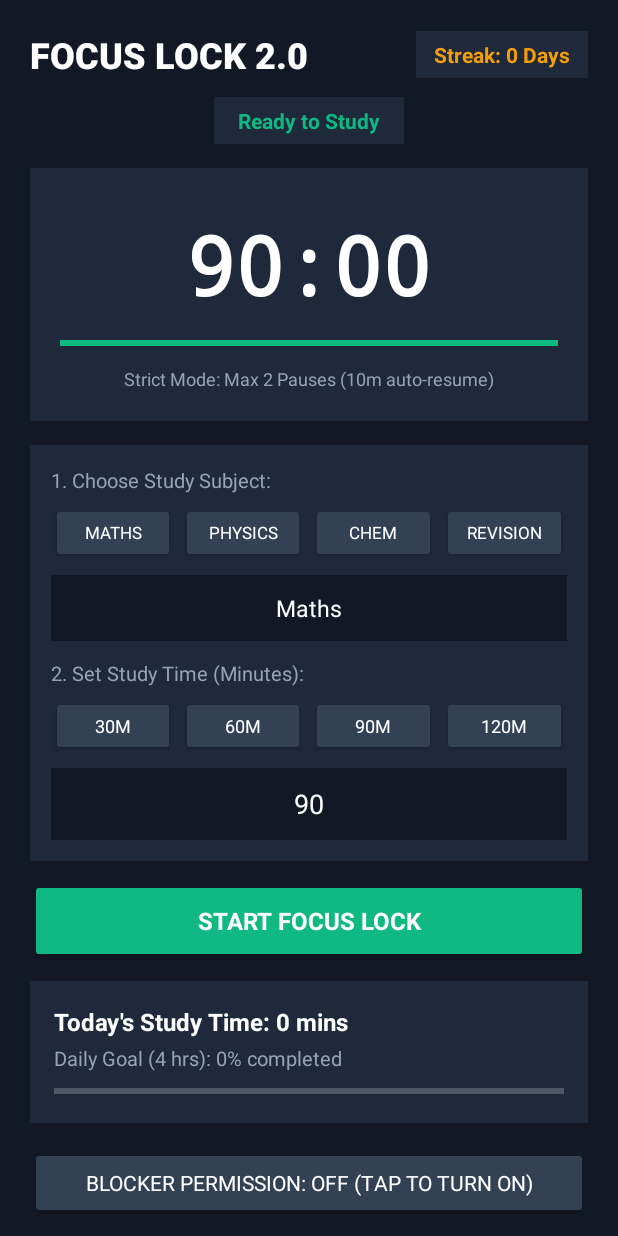
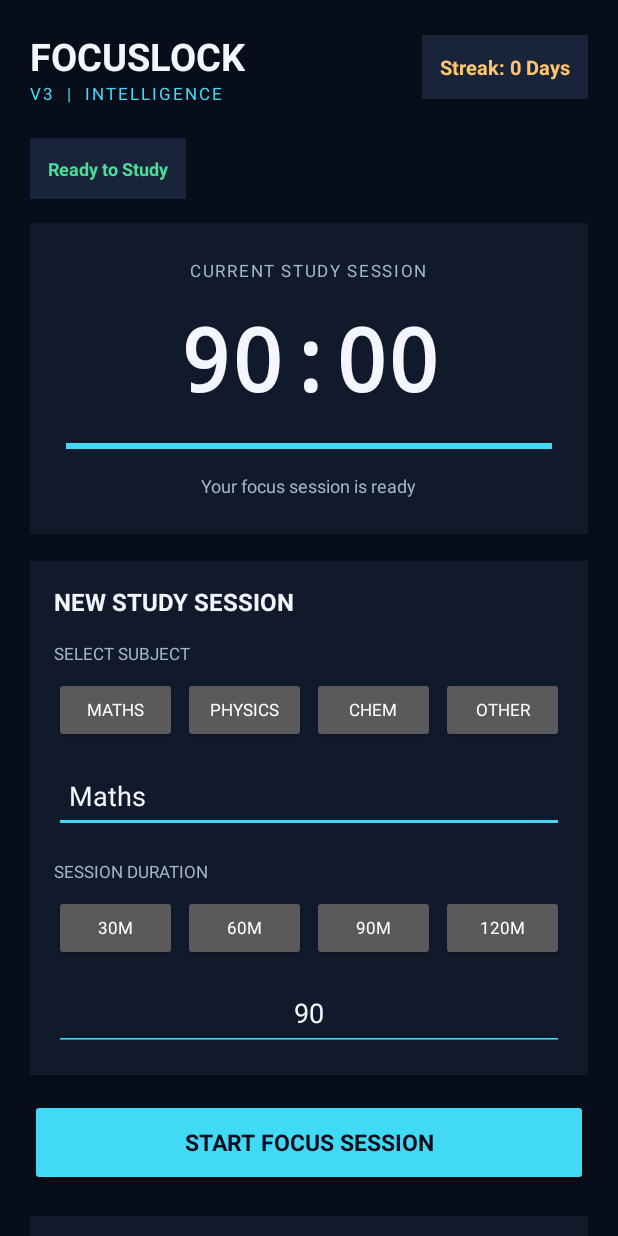
Before and after one commit to santraarya80-max/FocusLock, an Android app: the screen it shows after launch (MainActivity), on a phone screen of 412 x 824 dp. Run offline under Robolectric (Android 15) with nearby library versions, the phone set to English and light mode, and no system bars.

Commit message:
Update activity_main.xml

```diff
--- a/app/src/main/res/layout/activity_main.xml
+++ b/app/src/main/res/layout/activity_main.xml
@@ -1,82 +1,100 @@
+
 <?xml version="1.0" encoding="utf-8"?>
 <ScrollView xmlns:android="http://schemas.android.com/apk/res/android"
     android:layout_width="match_parent"
     android:layout_height="match_parent"
-    android:background="#121826"
+    android:background="@color/fl_background"
     android:fillViewport="true">
 
     <LinearLayout
         android:layout_width="match_parent"
         android:layout_height="wrap_content"
-        android:gravity="center_horizontal"
         android:orientation="vertical"
         android:padding="20dp">
 
-        <!-- Top Header Row: Title and Streak Badge -->
+        <!-- HEADER -->
+
         <LinearLayout
             android:layout_width="match_parent"
             android:layout_height="wrap_content"
             android:gravity="center_vertical"
             android:orientation="horizontal">
 
-            <TextView
+            <LinearLayout
                 android:layout_width="0dp"
                 android:layout_height="wrap_content"
                 android:layout_weight="1"
-                android:fontFamily="sans-serif-medium"
-                android:text="FOCUS LOCK 2.0"
-                android:textColor="#FFFFFF"
-                android:textSize="24sp"
-                android:textStyle="bold" />
+                android:orientation="vertical">
+
+                <TextView
+                    android:layout_width="wrap_content"
+                    android:layout_height="wrap_content"
+                    android:text="FOCUSLOCK"
+                    android:textColor="@color/fl_text_primary"
+                    android:textSize="25sp"
+                    android:textStyle="bold" />
+
+                <TextView
+                    android:layout_width="wrap_content"
+                    android:layout_height="wrap_content"
+                    android:text="V3  |  INTELLIGENCE"
+                    android:textColor="@color/fl_cyan"
+                    android:textSize="11sp"
+                    android:letterSpacing="0.12" />
+            </LinearLayout>
 
             <TextView
                 android:id="@+id/tvStreakBadge"
                 android:layout_width="wrap_content"
                 android:layout_height="wrap_content"
-                android:background="#1E293B"
-                android:paddingLeft="12dp"
-                android:paddingTop="6dp"
-                android:paddingRight="12dp"
-                android:paddingBottom="6dp"
+                android:background="@color/fl_surface_alt"
+                android:padding="12dp"
                 android:text="Streak: 0 Days"
-                android:textColor="#F59E0B"
-                android:textSize="14sp"
+                android:textColor="@color/fl_warning"
+                android:textSize="13sp"
                 android:textStyle="bold" />
         </LinearLayout>
 
-        <!-- Status Badge -->
+        <!-- STATUS -->
+
         <TextView
             android:id="@+id/tvStatusBadge"
             android:layout_width="wrap_content"
             android:layout_height="wrap_content"
-            android:layout_marginTop="12dp"
-            android:background="#1E293B"
-            android:paddingLeft="16dp"
-            android:paddingTop="6dp"
-            android:paddingRight="16dp"
-            android:paddingBottom="6dp"
-            android:text="Ready to Study"
-            android:textColor="#10B981"
-            android:textSize="14sp"
+            android:layout_marginTop="22dp"
+            android:background="@color/fl_surface_alt"
+            android:padding="12dp"
+            android:text="READY TO STUDY"
+            android:textColor="@color/fl_success"
+            android:textSize="12sp"
             android:textStyle="bold" />
 
-        <!-- Timer Card with Progress Bar -->
+        <!-- TIMER CARD -->
+
         <LinearLayout
             android:layout_width="match_parent"
             android:layout_height="wrap_content"
             android:layout_marginTop="16dp"
-            android:layout_marginBottom="16dp"
-            android:background="#1E293B"
+            android:background="@color/fl_surface"
             android:gravity="center"
             android:orientation="vertical"
-            android:padding="20dp">
+            android:padding="24dp">
+
+            <TextView
+                android:layout_width="wrap_content"
+                android:layout_height="wrap_content"
+                android:text="CURRENT STUDY SESSION"
+                android:textColor="@color/fl_text_secondary"
+                android:textSize="11sp"
+                android:letterSpacing="0.1" />
 
             <TextView
                 android:id="@+id/tvCurrentSubjectLabel"
                 android:layout_width="wrap_content"
                 android:layout_height="wrap_content"
+                android:layout_marginTop="12dp"
                 android:text="Subject: Maths"
-                android:textColor="#94A3B8"
+                android:textColor="@color/fl_cyan"
                 android:textSize="15sp"
                 android:textStyle="bold" />
 
@@ -84,281 +102,309 @@
                 android:id="@+id/tvTimerDisplay"
                 android:layout_width="wrap_content"
                 android:layout_height="wrap_content"
-                android:layout_marginTop="8dp"
-                android:layout_marginBottom="12dp"
+                android:layout_marginTop="12dp"
                 android:fontFamily="monospace"
                 android:text="90:00"
-                android:textColor="#FFFFFF"
-                android:textSize="54sp"
+                android:textColor="@color/fl_text_primary"
+                android:textSize="58sp"
                 android:textStyle="bold" />
 
             <ProgressBar
                 android:id="@+id/progressBarTimerRing"
                 style="?android:attr/progressBarStyleHorizontal"
                 android:layout_width="match_parent"
-                android:layout_height="10dp"
+                android:layout_height="8dp"
+                android:layout_marginTop="16dp"
                 android:max="100"
                 android:progress="100"
-                android:progressTint="#10B981" />
+                android:progressTint="@color/fl_cyan" />
 
             <TextView
                 android:id="@+id/tvPauseInfo"
                 android:layout_width="wrap_content"
                 android:layout_height="wrap_content"
-                android:layout_marginTop="10dp"
-                android:text="Strict Mode: Max 2 Pauses (10m auto-resume)"
-                android:textColor="#94A3B8"
+                android:layout_marginTop="14dp"
+                android:text="Your focus session is ready"
+                android:textColor="@color/fl_text_secondary"
                 android:textSize="12sp" />
         </LinearLayout>
 
-        <!-- Setup Controls (Hidden while study timer is active) -->
+        <!-- STUDY SETUP -->
+
         <LinearLayout
             android:id="@+id/layoutSetupControls"
             android:layout_width="match_parent"
             android:layout_height="wrap_content"
-            android:layout_marginBottom="12dp"
-            android:background="#1E293B"
+            android:layout_marginTop="18dp"
+            android:background="@color/fl_surface"
             android:orientation="vertical"
-            android:padding="14dp">
+            android:padding="16dp">
 
             <TextView
                 android:layout_width="wrap_content"
                 android:layout_height="wrap_content"
-                android:layout_marginBottom="6dp"
-                android:text="1. Choose Study Subject:"
-                android:textColor="#94A3B8"
-                android:textSize="13sp" />
+                android:text="NEW STUDY SESSION"
+                android:textColor="@color/fl_text_primary"
+                android:textSize="16sp"
+                android:textStyle="bold" />
 
-            <!-- Quick Subject Buttons -->
+            <TextView
+                android:layout_width="wrap_content"
+                android:layout_height="wrap_content"
+                android:layout_marginTop="16dp"
+                android:text="SELECT SUBJECT"
+                android:textColor="@color/fl_text_secondary"
+                android:textSize="11sp" />
+
             <LinearLayout
                 android:layout_width="match_parent"
                 android:layout_height="wrap_content"
-                android:layout_marginBottom="8dp"
+                android:layout_marginTop="8dp"
                 android:orientation="horizontal">
 
                 <Button
                     android:id="@+id/btnSubjMaths"
                     android:layout_width="0dp"
-                    android:layout_height="40dp"
+                    android:layout_height="44dp"
                     android:layout_marginEnd="4dp"
                     android:layout_weight="1"
-                    android:backgroundTint="#334155"
                     android:text="Maths"
-                    android:textColor="#FFFFFF"
                     android:textSize="11sp" />
 
                 <Button
                     android:id="@+id/btnSubjPhysics"
                     android:layout_width="0dp"
-                    android:layout_height="40dp"
+                    android:layout_height="44dp"
                     android:layout_marginEnd="4dp"
                     android:layout_weight="1"
-                    android:backgroundTint="#334155"
                     android:text="Physics"
-                    android:textColor="#FFFFFF"
                     android:textSize="11sp" />
 
                 <Button
                     android:id="@+id/btnSubjChem"
                     android:layout_width="0dp"
-                    android:layout_height="40dp"
+                    android:layout_height="44dp"
                     android:layout_marginEnd="4dp"
                     android:layout_weight="1"
-                    android:backgroundTint="#334155"
                     android:text="Chem"
-                    android:textColor="#FFFFFF"
                     android:textSize="11sp" />
 
                 <Button
                     android:id="@+id/btnSubjOther"
                     android:layout_width="0dp"
-                    android:layout_height="40dp"
+                    android:layout_height="44dp"
                     android:layout_weight="1"
-                    android:backgroundTint="#334155"
-                    android:text="Revision"
-                    android:textColor="#FFFFFF"
+                    android:text="Other"
                     android:textSize="11sp" />
             </LinearLayout>
 
             <EditText
                 android:id="@+id/etSubjectInput"
                 android:layout_width="match_parent"
-                android:layout_height="44dp"
-                android:layout_marginBottom="12dp"
-                android:background="#121826"
-                android:gravity="center"
-                android:hint="Or type custom subject"
+                android:layout_height="50dp"
+                android:layout_marginTop="10dp"
+                android:backgroundTint="@color/fl_cyan"
+                android:hint="Enter subject name"
                 android:inputType="textCapWords"
+                android:padding="10dp"
                 android:text="Maths"
-                android:textColor="#FFFFFF"
-                android:textColorHint="#94A3B8"
-                android:textSize="15sp" />
+                android:textColor="@color/fl_text_primary"
+                android:textColorHint="@color/fl_text_secondary" />
 
             <TextView
                 android:layout_width="wrap_content"
                 android:layout_height="wrap_content"
-                android:layout_marginBottom="6dp"
-                android:text="2. Set Study Time (Minutes):"
-                android:textColor="#94A3B8"
-                android:textSize="13sp" />
+                android:layout_marginTop="18dp"
+                android:text="SESSION DURATION"
+                android:textColor="@color/fl_text_secondary"
+                android:textSize="11sp" />
 
-            <!-- Quick Timer Preset Buttons -->
             <LinearLayout
                 android:layout_width="match_parent"
                 android:layout_height="wrap_content"
-                android:layout_marginBottom="8dp"
+                android:layout_marginTop="8dp"
                 android:orientation="horizontal">
 
                 <Button
                     android:id="@+id/btnPreset30"
                     android:layout_width="0dp"
-                    android:layout_height="40dp"
+                    android:layout_height="44dp"
                     android:layout_marginEnd="4dp"
                     android:layout_weight="1"
-                    android:backgroundTint="#334155"
                     android:text="30m"
-                    android:textColor="#FFFFFF"
-                    android:textSize="12sp" />
+                    android:textSize="11sp" />
 
                 <Button
                     android:id="@+id/btnPreset60"
                     android:layout_width="0dp"
-                    android:layout_height="40dp"
+                    android:layout_height="44dp"
                     android:layout_marginEnd="4dp"
                     android:layout_weight="1"
-                    android:backgroundTint="#334155"
                     android:text="60m"
-                    android:textColor="#FFFFFF"
-                    android:textSize="12sp" />
+                    android:textSize="11sp" />
 
                 <Button
                     android:id="@+id/btnPreset90"
                     android:layout_width="0dp"
-                    android:layout_height="40dp"
+                    android:layout_height="44dp"
                     android:layout_marginEnd="4dp"
                     android:layout_weight="1"
-                    android:backgroundTint="#334155"
                     android:text="90m"
-                    android:textColor="#FFFFFF"
-                    android:textSize="12sp" />
+                    android:textSize="11sp" />
 
                 <Button
                     android:id="@+id/btnPreset120"
                     android:layout_width="0dp"
-                    android:layout_height="40dp"
+                    android:layout_height="44dp"
                     android:layout_weight="1"
-                    android:backgroundTint="#334155"
                     android:text="120m"
-                    android:textColor="#FFFFFF"
-                    android:textSize="12sp" />
+                    android:textSize="11sp" />
             </LinearLayout>
 
             <EditText
                 android:id="@+id/etMinutesInput"
                 android:layout_width="match_parent"
-                android:layout_height="48dp"
-                android:background="#121826"
+                android:layout_height="50dp"
+                android:layout_marginTop="10dp"
+                android:backgroundTint="@color/fl_cyan"
                 android:gravity="center"
-                android:hint="Enter minutes (e.g. 90)"
+                android:hint="Enter minutes"
                 android:inputType="number"
                 android:text="90"
-                android:textColor="#FFFFFF"
-                android:textColorHint="#94A3B8"
+                android:textColor="@color/fl_text_primary"
+                android:textColorHint="@color/fl_text_secondary"
                 android:textSize="18sp" />
+
         </LinearLayout>
 
-        <!-- Start Focus Button -->
+        <!-- START BUTTON -->
+
         <Button
             android:id="@+id/btnStartFocus"
             android:layout_width="match_parent"
-            android:layout_height="56dp"
-            android:layout_marginBottom="12dp"
-            android:backgroundTint="#10B981"
-            android:text="START FOCUS LOCK"
-            android:textColor="#FFFFFF"
-            android:textSize="16sp"
+            android:layout_height="58dp"
+            android:layout_marginTop="16dp"
+            android:backgroundTint="@color/fl_cyan"
+            android:text="START FOCUS SESSION"
+            android:textColor="#080D1A"
+            android:textSize="15sp"
             android:textStyle="bold" />
 
-        <!-- Strict Pause / Resume Button -->
         <Button
             android:id="@+id/btnPauseResume"
             android:layout_width="match_parent"
             android:layout_height="56dp"
-            android:layout_marginBottom="12dp"
-            android:backgroundTint="#F59E0B"
-            android:text="PAUSE TIMER (APPS STAY LOCKED)"
+            android:layout_marginTop="10dp"
+            android:backgroundTint="@color/fl_violet"
+            android:text="PAUSE SESSION"
             android:textColor="#FFFFFF"
-            android:textSize="15sp"
+            android:textSize="14sp"
             android:textStyle="bold"
             android:visibility="gone" />
 
-        <!-- Daily Goal Progress & Today's Study Time Card -->
+        <!-- DAILY PERFORMANCE -->
+
         <LinearLayout
             android:layout_width="match_parent"
             android:layout_height="wrap_content"
-            android:layout_marginBottom="16dp"
-            android:background="#1E293B"
+            android:layout_marginTop="20dp"
+            android:background="@color/fl_surface"
             android:orientation="vertical"
-            android:padding="16dp">
+            android:padding="18dp">
+
+            <TextView
+                android:layout_width="wrap_content"
+                android:layout_height="wrap_content"
+                android:text="DAILY PERFORMANCE"
+                android:textColor="@color/fl_text_primary"
+                android:textSize="15sp"
+                android:textStyle="bold" />
 
             <TextView
                 android:id="@+id/tvTodayStudyTime"
                 android:layout_width="wrap_content"
                 android:layout_height="wrap_content"
+                android:layout_marginTop="16dp"
                 android:text="Today's Study Time: 0 mins"
-                android:textColor="#FFFFFF"
-                android:textSize="16sp"
+                android:textColor="@color/fl_cyan"
+                android:textSize="20sp"
                 android:textStyle="bold" />
 
             <TextView
                 android:id="@+id/tvGoalProgressText"
                 android:layout_width="wrap_content"
                 android:layout_height="wrap_content"
-                android:layout_marginTop="4dp"
-                android:layout_marginBottom="8dp"
-                android:text="Daily Goal (4 hrs): 0%"
-                android:textColor="#94A3B8"
-                android:textSize="13sp" />
+                android:layout_marginTop="8dp"
+                android:text="Daily Goal (4 hrs): 0% completed"
+                android:textColor="@color/fl_text_secondary"
+                android:textSize="12sp" />
 
             <ProgressBar
                 android:id="@+id/progressBarDailyGoal"
                 style="?android:attr/progressBarStyleHorizontal"
                 android:layout_width="match_parent"
-                android:layout_height="10dp"
+                android:layout_height="8dp"
+                android:layout_marginTop="12dp"
                 android:max="240"
                 android:progress="0"
-                android:progressTint="#10B981" />
+                android:progressTint="@color/fl_violet" />
+
         </LinearLayout>
 
-        <!-- Permission, App Selection & History Buttons -->
+        <!-- FOCUS CONTROLS -->
+
+        <TextView
+            android:layout_width="wrap_content"
+            android:layout_height="wrap_content"
+            android:layout_marginTop="24dp"
+            android:text="FOCUS CONTROLS"
+            android:textColor="@color/fl_text_secondary"
+            android:textSize="11sp"
+            android:textStyle="bold"
+            android:letterSpacing="0.1" />
+
         <Button
             android:id="@+id/btnEnableBlocker"
             android:layout_width="match_parent"
-            android:layout_height="48dp"
-            android:layout_marginBottom="8dp"
-            android:backgroundTint="#334155"
-            android:text="Blocker Permission: Tap to Enable"
-            android:textColor="#FFFFFF"
-            android:textSize="14sp" />
+            android:layout_height="50dp"
+            android:layout_marginTop="10dp"
+            android:backgroundTint="@color/fl_surface_alt"
+            android:text="Blocker Permission"
+            android:textColor="@color/fl_text_primary"
+            android:textSize="13sp" />
 
         <Button
             android:id="@+id/btnSelectApps"
             android:layout_width="match_parent"
-            android:layout_height="48dp"
-            android:layout_marginBottom="8dp"
-            android:backgroundTint="#334155"
-            android:text="Select Distracting Apps to Block"
-            android:textColor="#FFFFFF"
-            android:textSize="14sp" />
+            android:layout_height="50dp"
+            android:layout_marginTop="8dp"
+            android:backgroundTint="@color/fl_surface_alt"
+            android:text="Manage Distracting Apps"
+            android:textColor="@color/fl_text_primary"
+            android:textSize="13sp" />
 
         <Button
             android:id="@+id/btnViewHistory"
             android:layout_width="match_parent"
-            android:layout_height="48dp"
-            android:backgroundTint="#334155"
-            android:text="View Study History and Subjects"
-            android:textColor="#FFFFFF"
-            android:textSize="14sp" />
+            android:layout_height="50dp"
+            android:layout_marginTop="8dp"
+            android:backgroundTint="@color/fl_surface_alt"
+            android:text="Study History"
+            android:textColor="@color/fl_text_primary"
+            android:textSize="13sp" />
+
+        <!-- FOOTER -->
+
+        <TextView
+            android:layout_width="match_parent"
+            android:layout_height="wrap_content"
+            android:layout_marginTop="24dp"
+            android:gravity="center"
+            android:padding="12dp"
+            android:text="FOCUSLOCK V3  •  BUILT FOR DEEP WORK"
+            android:textColor="@color/fl_text_secondary"
+            android:textSize="10sp" />
 
     </LinearLayout>
+
 </ScrollView>
```
